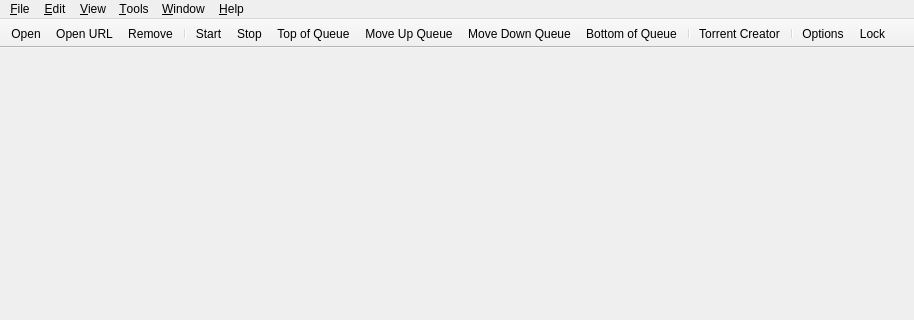
Before: the Qt Designer form src/gui/mainwindow.ui in qbittorrent/qBittorrent, drawn with Qt 5; both pictures show x 0 to 914 and y 0 to 320 of the 914 by 563 pixel window.
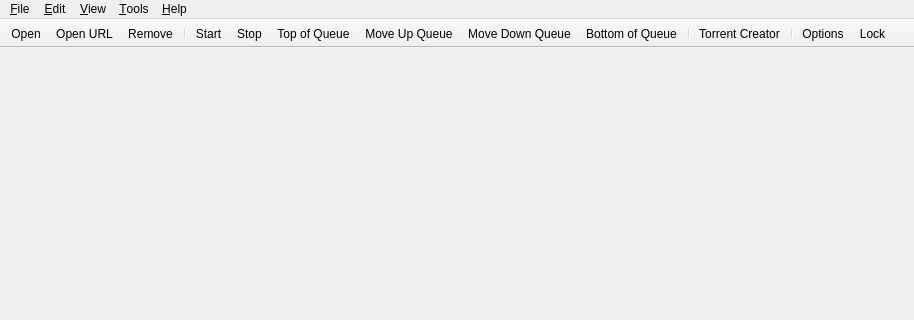
After: the same form once the commit is applied.

Commit message: Dynamically create a macOS window menu in the menu bar

The edit to the form file:
```diff
--- a/src/gui/mainwindow.ui
+++ b/src/gui/mainwindow.ui
@@ -125,11 +125,6 @@
     <addaction name="separator"/>
     <addaction name="actionLock"/>
    </widget>
-   <widget class="QMenu" name="menuWindow">
-    <property name="title">
-     <string>&amp;Window</string>
-    </property>
-   </widget>
    <addaction name="menuFile"/>
    <addaction name="menuEdit"/>
    <addaction name="menuView"/>
```
The commit also changes 3 other files.
